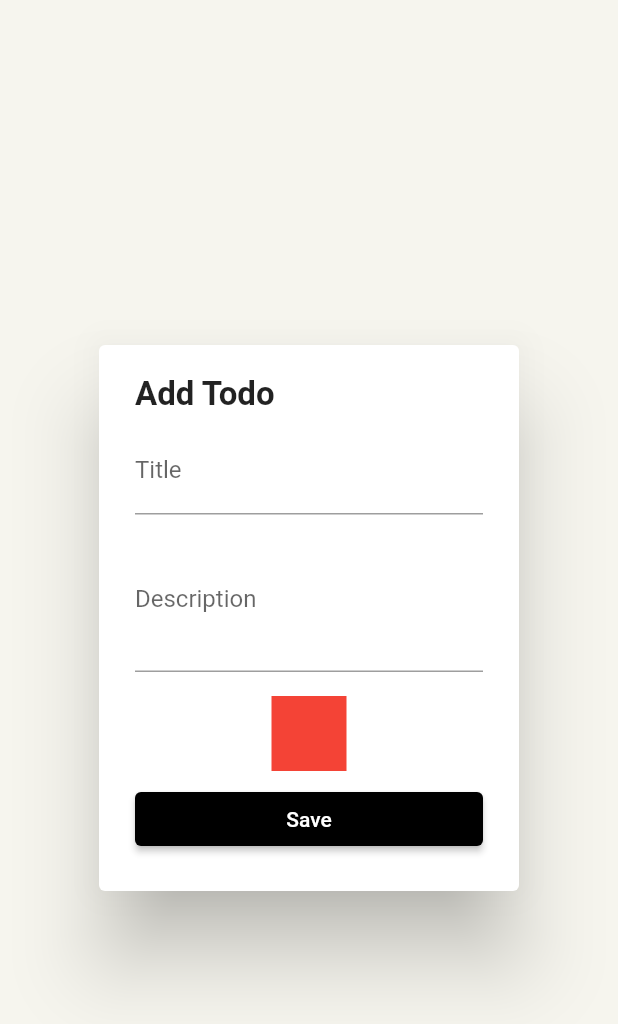
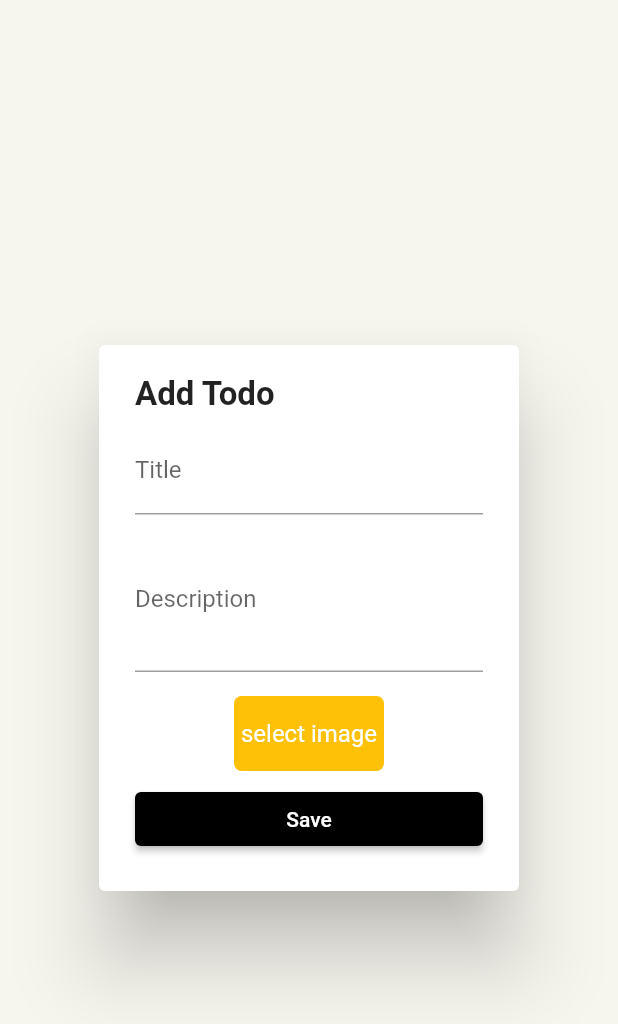
Before and after one commit to mohdasif690/todo123, a Flutter app: the AddTodoDialogWidget widget shown alone on an empty page, opened directly, on a phone screen of 412 x 824 dp. Shown: the top 1024 px of the screen. Run offline on Flutter 3.47's test engine with Material 2 defaults, Android fonts, the phone set to English and light mode, and no system bars; our stand-ins replace cloud_firestore, firebase_core, firebase_storage, flutter_slidable, image_picker; accounts and stored records are empty.

Commit message:
final chnages

```diff
--- a/lib/widgets/add_todo_dialog.dart
+++ b/lib/widgets/add_todo_dialog.dart
@@ -22,6 +22,7 @@ class _AddTodoDialogWidgetState extends State<AddTodoDialogWidget> {
   Widget build(BuildContext context) => AlertDialog(
         content: Form(
           key: _formKey,
+          child: SingleChildScrollView(
             child: Column(
               mainAxisSize: MainAxisSize.min,
               crossAxisAlignment: CrossAxisAlignment.start,
@@ -41,6 +42,7 @@ class _AddTodoDialogWidgetState extends State<AddTodoDialogWidget> {
                   onSavedTodo: addTodo,
                 ),
               ],
+            ),
           ),
         ),
       );
--- a/lib/widgets/todo_form_widget.dart
+++ b/lib/widgets/todo_form_widget.dart
@@ -85,7 +85,19 @@ class _TodoFormWidgetState extends State<TodoFormWidget> {
         onTap: () {
           uploadImage(context);
         },
-        child: Container(height: 50, width: 50, color: Colors.red),
+        child: Container(
+          height: 50,
+          width: 100,
+          decoration: BoxDecoration(
+              shape: BoxShape.rectangle,
+              borderRadius: BorderRadius.circular(5),
+              color: Colors.amber),
+          child: Center(
+              child: Text(
+            'select image',
+            style: TextStyle(color: Colors.white),
+          )),
+        ),
       );
 
   Widget buildButton() => SizedBox(
```
Lines whose indentation alone changed are shown as unchanged.
